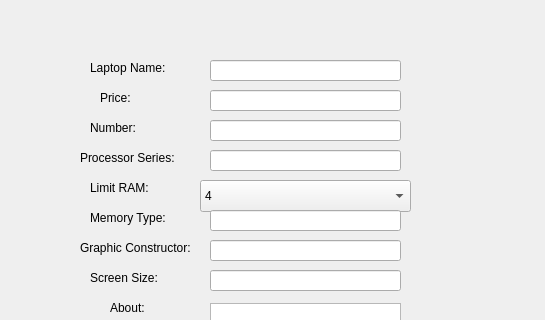
Qt form Stor/addlaptop.ui (AP-projects-4001/IUT-s-crackpots) before a commit; both pictures show x 0 to 545 and y 0 to 320 of the 640 by 445 pixel window.
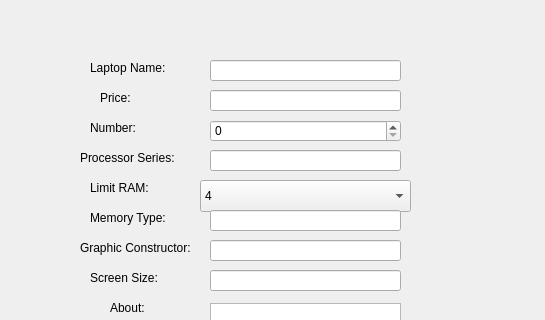
The same form after that commit.

Patch:
```diff
--- a/Stor/addlaptop.ui
+++ b/Stor/addlaptop.ui
@@ -166,17 +166,7 @@
     </rect>
    </property>
   </widget>
-  <widget class="QLineEdit" name="lineEdit_3">
-   <property name="geometry">
-    <rect>
-     <x>210</x>
-     <y>120</y>
-     <width>191</width>
-     <height>21</height>
-    </rect>
-   </property>
-  </widget>
-  <widget class="QLineEdit" name="lineEdit_4">
+  <widget class="QLineEdit" name="process_lineEdit">
    <property name="geometry">
     <rect>
      <x>210</x>
@@ -261,6 +251,16 @@
     </rect>
    </property>
   </widget>
+  <widget class="QSpinBox" name="number_spinBox">
+   <property name="geometry">
+    <rect>
+     <x>210</x>
+     <y>120</y>
+     <width>191</width>
+     <height>22</height>
+    </rect>
+   </property>
+  </widget>
  </widget>
  <resources/>
  <connections>
```
Left out of the diff: 14 changed lines with no effect on the pictures.
